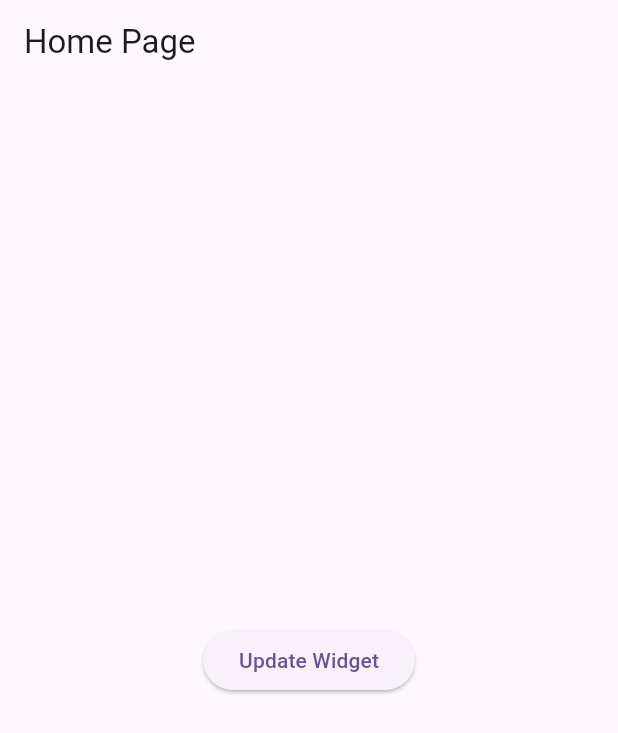
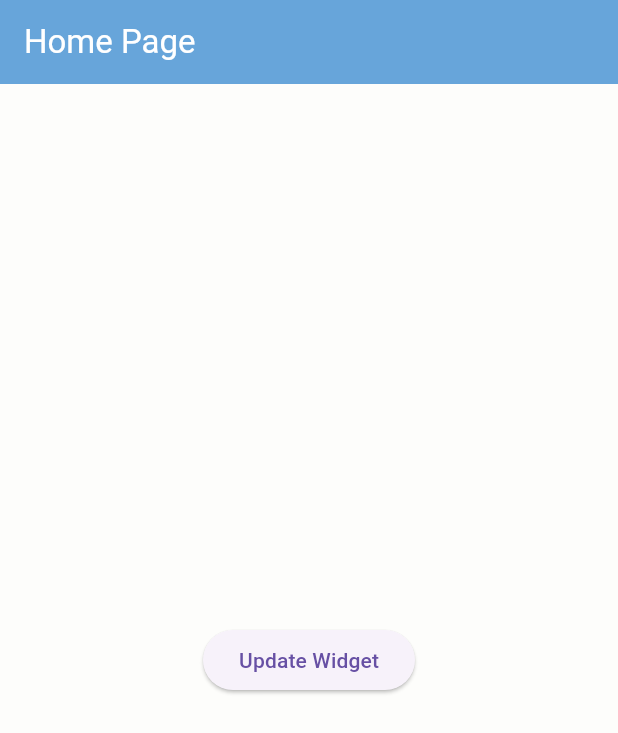
Before and after one commit to hoshi005/home_widget_sample, a Flutter app: the screen it shows after launch, on a phone screen of 412 x 824 dp. Shown: the top 733 px of the screen. Run offline on Flutter 3.47's test engine with Material 3 defaults, Android fonts, the phone set to English and light mode, and no system bars; missing offline and left inert: home_widget.

Commit message:
下限iOSバージョンとスタイルの設定

```diff
--- a/lib/main.dart
+++ b/lib/main.dart
@@ -12,11 +12,26 @@ class MyApp extends StatelessWidget {
   Widget build(BuildContext context) {
     return MaterialApp(
       title: 'Flutter Demo',
-      theme: ThemeData(
-        colorScheme: ColorScheme.fromSeed(seedColor: Colors.deepPurple),
-        useMaterial3: true,
-      ),
+      theme: _themeData(Brightness.light),
+      darkTheme: _themeData(Brightness.dark),
       home: const HomePageWidget(),
     );
   }
 }
+
+const pinkColor = Color(0xFF67A5DA);
+const lightTextColor = Color(0xFFFFFFFF);
+const bgColor = Color(0xFFFDFDFB);
+
+ThemeData _themeData(Brightness brightness) {
+  return ThemeData(
+    brightness: brightness,
+    // colorScheme: colorScheme,
+    appBarTheme: const AppBarTheme(
+      backgroundColor: pinkColor,
+      foregroundColor: lightTextColor,
+    ),
+    useMaterial3: true,
+    scaffoldBackgroundColor: bgColor,
+  );
+}
```
Also changed, not shown: 5 other files.
